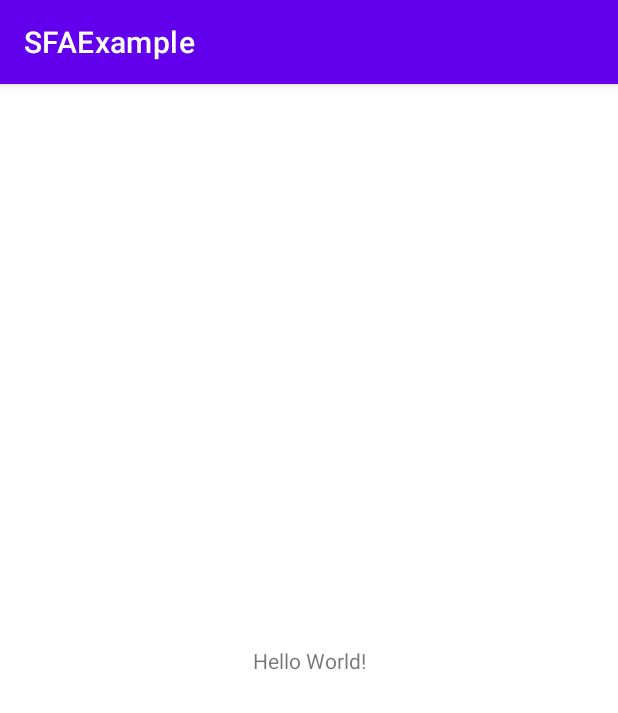
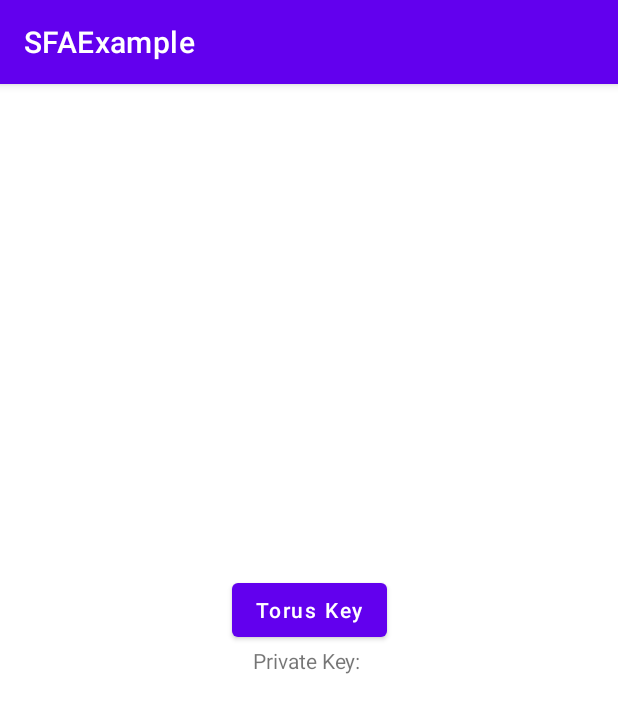
Before and after one commit to jonbation/friendly-meme, an Android app: the screen it shows after launch (MainActivity), on a phone screen of 412 x 824 dp. Shown: the top 713 px of the screen. Run offline under Robolectric (Android 15) with nearby library versions, the phone set to English and light mode, and no system bars; libraries missing offline, so code that uses them is left out: com.auth0.jwt, org.torusresearch.fetchnodedetails; 5 statements that could not run were skipped.

Commit message:
Code refactoring

```diff
--- a/app/src/main/AndroidManifest.xml
+++ b/app/src/main/AndroidManifest.xml
@@ -1,6 +1,8 @@
 <?xml version="1.0" encoding="utf-8"?>
 <manifest xmlns:android="http://schemas.android.com/apk/res/android"
     xmlns:tools="http://schemas.android.com/tools">
+
+    <uses-permission android:name="android.permission.INTERNET"/>
 
     <application
         android:allowBackup="true"
--- a/app/src/main/res/layout/activity_main.xml
+++ b/app/src/main/res/layout/activity_main.xml
@@ -7,12 +7,24 @@
     tools:context=".MainActivity">
 
     <TextView
+        android:id="@+id/tv"
         android:layout_width="wrap_content"
         android:layout_height="wrap_content"
-        android:text="Hello World!"
+        android:text="Private Key: "
         app:layout_constraintBottom_toBottomOf="parent"
         app:layout_constraintEnd_toEndOf="parent"
         app:layout_constraintStart_toStartOf="parent"
-        app:layout_constraintTop_toTopOf="parent" />
+        app:layout_constraintTop_toTopOf="parent"
+        android:layout_margin="10dp"/>
+
+    <Button
+        android:id="@+id/btnTorusKey"
+        android:layout_width="wrap_content"
+        android:layout_height="wrap_content"
+        android:text="Torus Key"
+        android:textAllCaps="false"
+        app:layout_constraintEnd_toEndOf="parent"
+        app:layout_constraintStart_toStartOf="parent"
+        app:layout_constraintBottom_toTopOf="@+id/tv"/>
 
 </androidx.constraintlayout.widget.ConstraintLayout>
--- a/singlefactorauth/build.gradle
+++ b/singlefactorauth/build.gradle
@@ -32,7 +32,7 @@ android {
 
 dependencies {
 
-    implementation 'androidx.core:core-ktx:1.10.0'
+    implementation 'androidx.core:core-ktx:1.7.0'
     implementation 'androidx.appcompat:appcompat:1.6.1'
     implementation 'com.google.android.material:material:1.8.0'
 
@@ -43,6 +43,8 @@ dependencies {
     implementation 'org.slf4j:slf4j-simple:2.0.3'
     //session-manager-sdk
     implementation 'com.github.grvgoel81:session-manager-android:0.0.2'
+    implementation 'androidx.test:core-ktx:1.5.0'
+    implementation 'androidx.test.ext:junit-ktx:1.1.5'
 
     testImplementation 'junit:junit:4.13.2'
     testImplementation 'org.junit.jupiter:junit-jupiter-api:5.8.2'
--- a/singlefactorauth/src/main/java/com/web3auth/singlefactorauth/types/SFAError.kt
+++ b/singlefactorauth/src/main/java/com/web3auth/singlefactorauth/types/SFAError.kt
@@ -16,6 +16,9 @@ object SFAError {
             ErrorCode.RUNTIME_ERROR -> {
                 "Runtime Error"
             }
+            ErrorCode.CONTEXT_NOT_FOUND -> {
+                "Context not found"
+            }
         }
     }
 }
@@ -25,4 +28,5 @@ enum class ErrorCode {
     PRIVATE_KEY_NOT_FOUND,
     RUNTIME_ERROR,
     SOMETHING_WENT_WRONG,
+    CONTEXT_NOT_FOUND
 }
```
Also changed, not shown: app/build.gradle (+13 -0 lines), app/src/main/java/com/web3auth/sfaexample/JwtUtils.kt (added, +32 -0 lines), app/src/main/java/com/web3auth/sfaexample/MainActivity.kt (+46 -1 lines), singlefactorauth/src/main/java/com/web3auth/singlefactorauth/SingleFactorAuth.kt (+17 -11 lines), singlefactorauth/src/main/java/com/web3auth/singlefactorauth/types/TorusKey.kt (+4 -9 lines).
